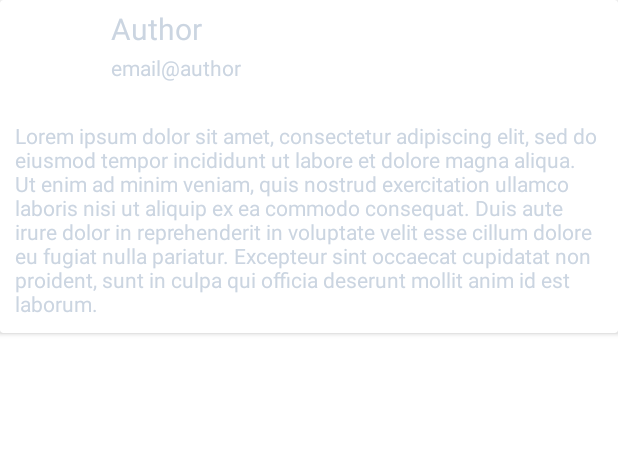
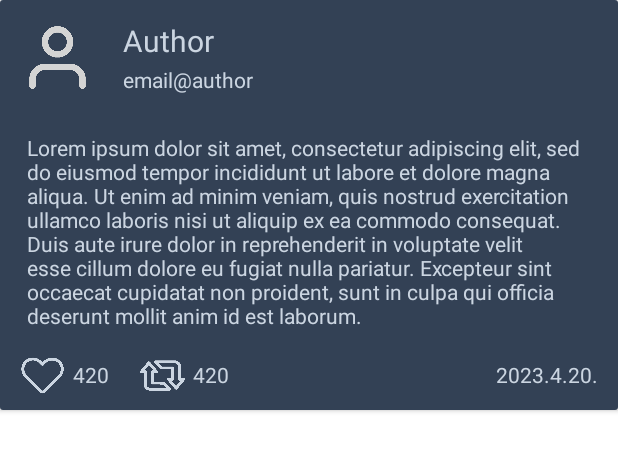
Before and after one commit to gangus22/bk-mobilalk-birb-app, an Android app: the layout post.xml on its own in the app's theme, with its tools: preview values and no code run, on a phone screen of 412 x 824 dp. Shown: the top 451 px of the screen. Run offline under Robolectric (Android 15) with nearby library versions, the phone set to English and light mode, and no system bars.

Commit message:
Firebase poc (#2)
* added firebase post query POC

* added cool new icons + login fix

```diff
--- a/app/src/main/java/com/example/birbapp/MainActivity.java
+++ b/app/src/main/java/com/example/birbapp/MainActivity.java
@@ -38,11 +38,10 @@ public class MainActivity extends AppCompatActivity {
                 .addOnCompleteListener(task -> {
                     if (!task.isSuccessful()) {
                         Toast.makeText(MainActivity.this,"Login error. Make sure you're registered!", Toast.LENGTH_LONG).show();
-                        return;
+                    } else {
+                        startActivity(new Intent(this, UserFeed.class));
                     }
                 });
-
-        startActivity(new Intent(this, UserFeed.class));
     }
 
     public void registerAction(View view) {
--- a/app/src/main/res/layout/post.xml
+++ b/app/src/main/res/layout/post.xml
@@ -1,20 +1,27 @@
 <?xml version="1.0" encoding="utf-8"?>
 <androidx.cardview.widget.CardView xmlns:android="http://schemas.android.com/apk/res/android"
+    xmlns:app="http://schemas.android.com/apk/res-auto"
     android:layout_width="match_parent"
     android:layout_height="wrap_content">
 
     <RelativeLayout
         android:layout_width="match_parent"
-        android:layout_height="match_parent">
+        android:layout_height="match_parent"
+        android:background="@color/slate_700"
+        android:paddingLeft="8dp"
+        android:paddingTop="8dp"
+        android:paddingRight="8dp"
+        android:paddingBottom="8dp">
 
         <ImageView
             android:id="@+id/post_profile_pic"
             android:layout_width="50dp"
             android:layout_height="50dp"
+            android:layout_marginStart="5dp"
+            android:layout_marginTop="5dp"
             android:adjustViewBounds="true"
-            android:layout_marginTop="5dp"
-            android:layout_marginLeft="5dp"
-            android:contentDescription="profilePic" />
+            android:contentDescription="profilePic"
+            app:srcCompat="@drawable/user" />
 
         <TextView
             android:id="@+id/post_author_username"
@@ -33,8 +40,8 @@
             android:layout_height="wrap_content"
             android:layout_marginTop="35dp"
             android:layout_marginEnd="-234dp"
-            android:text="email@author"
-            android:layout_toStartOf="@id/post_author_username" />
+            android:layout_toStartOf="@id/post_author_username"
+            android:text="email@author" />
 
         <TextView
             android:id="@+id/post_content_text"
@@ -45,6 +52,60 @@
             android:padding="10dp"
             android:text="Lorem ipsum dolor sit amet, consectetur adipiscing elit, sed do eiusmod tempor incididunt ut labore et dolore magna aliqua. Ut enim ad minim veniam, quis nostrud exercitation ullamco laboris nisi ut aliquip ex ea commodo consequat. Duis aute irure dolor in reprehenderit in voluptate velit esse cillum dolore eu fugiat nulla pariatur. Excepteur sint occaecat cupidatat non proident, sunt in culpa qui officia deserunt mollit anim id est laborum." />
 
+        <ImageView
+            android:id="@+id/post_like_button"
+            android:layout_width="30dp"
+            android:layout_height="30dp"
+            android:layout_below="@id/post_content_text"
+            android:layout_marginStart="5dp"
+            android:layout_marginTop="5dp"
+            android:adjustViewBounds="true"
+            android:contentDescription="likeButton"
+            app:srcCompat="@drawable/like" />
+
+        <TextView
+            android:id="@+id/post_like_counter"
+            android:layout_width="wrap_content"
+            android:layout_height="wrap_content"
+            android:layout_below="@id/post_content_text"
+            android:layout_toEndOf="@id/post_like_button"
+            android:layout_marginStart="5dp"
+            android:text="420"
+            android:layout_marginTop="10dp" />
+
+        <ImageView
+            android:id="@+id/post_repost_button"
+            android:layout_width="30dp"
+            android:layout_height="30dp"
+            android:layout_below="@id/post_content_text"
+            android:layout_toEndOf="@id/post_like_button"
+            android:layout_marginStart="50dp"
+            android:layout_marginTop="5dp"
+            android:adjustViewBounds="true"
+            android:contentDescription="likeButton"
+            app:srcCompat="@drawable/retweet" />
+
+        <TextView
+            android:id="@+id/post_repost_counter"
+            android:layout_width="wrap_content"
+            android:layout_height="wrap_content"
+            android:layout_below="@id/post_content_text"
+            android:layout_toEndOf="@id/post_repost_button"
+            android:layout_marginStart="5dp"
+            android:text="420"
+            android:layout_marginTop="10dp" />
+
+        <TextView
+            android:id="@+id/post_date"
+            android:layout_width="wrap_content"
+            android:layout_height="wrap_content"
+            android:layout_below="@id/post_content_text"
+            android:layout_alignParentEnd="true"
+            android:layout_marginTop="10dp"
+            android:layout_marginEnd="5dp"
+            android:text="2023.4.20." />
+
+
     </RelativeLayout>
 
 </androidx.cardview.widget.CardView>
--- a/app/src/main/res/layout/post_feed_list.xml
+++ b/app/src/main/res/layout/post_feed_list.xml
@@ -6,12 +6,13 @@
     android:paddingLeft="16dp"
     android:paddingRight="16dp"
     android:paddingTop="16dp"
+    android:background="@color/slate_800"
     android:layout_height="match_parent">
 
     <androidx.recyclerview.widget.RecyclerView
         android:id="@+id/post_list_recycler"
-        android:layout_width="395dp"
-        android:layout_height="710dp"
+        android:layout_width="match_parent"
+        android:layout_height="wrap_content"
         android:scrollbars="vertical"
         tools:ignore="MissingConstraints" />
 
--- a/app/src/main/res/values/colors.xml
+++ b/app/src/main/res/values/colors.xml
@@ -10,6 +10,7 @@
     <color name="birbyellow">#FBBF24</color>
     <color name="birbyellowvariant">#f59E0B</color>
     <color name="slate_800">#1e293b</color>
+    <color name="slate_700">#334155</color>
     <color name="red_400">#ef4444</color>
     <color name="red_800">#991b1b</color>
     <color name="text_light">#cbd5e1</color>
```
Also changed, not shown: app/src/main/java/com/example/birbapp/RegisterActivity.java (+17 -17 lines), app/src/main/java/com/example/birbapp/posts/PostModel.java (+8 -4 lines), app/src/main/java/com/example/birbapp/user/UserModel.java (added, +16 -0 lines), app/src/main/res/drawable/like.png (added), app/src/main/res/drawable/likefull.png (added), app/src/main/res/drawable/retweet.png (added), app/src/main/res/drawable/retweetfull.png (added), app/src/main/res/drawable/user.png (added).
